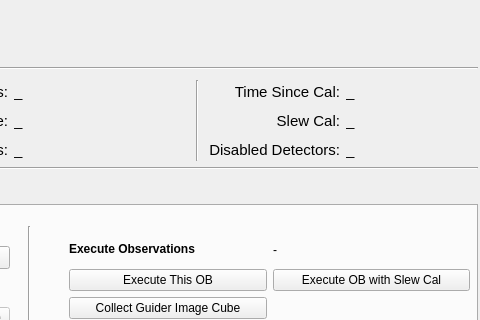
Above: kpf/OB_GUI/KPF_OB_GUI.ui from KeckObservatory/KPFTranslator before the change; both pictures show x 423 to 903 and y 0 to 320 of the 903 by 864 pixel window. Below: the same form after it.
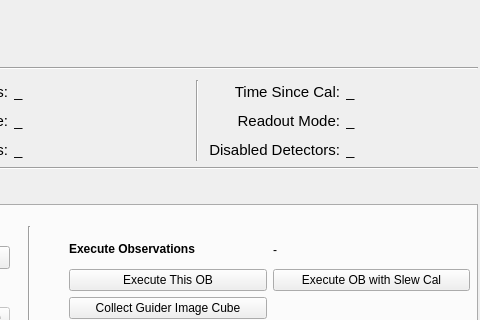
That is the form after the change.

Commit message: replace slew cal with read mode

The edit to the form file:
```diff
--- a/kpf/OB_GUI/KPF_OB_GUI.ui
+++ b/kpf/OB_GUI/KPF_OB_GUI.ui
@@ -288,7 +288,7 @@
         </font>
        </property>
        <property name="text">
-        <string>Slew Cal:</string>
+        <string>Readout Mode:</string>
        </property>
        <property name="alignment">
         <set>Qt::AlignRight|Qt::AlignTrailing|Qt::AlignVCenter</set>
```
Left out of the diff: 2 changed lines with no effect on the pictures.
